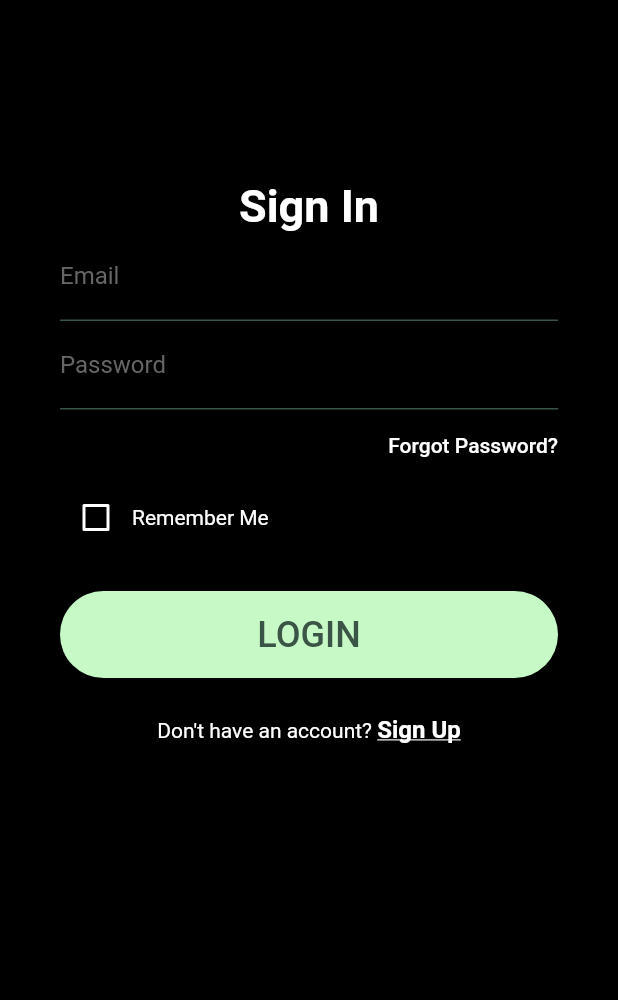
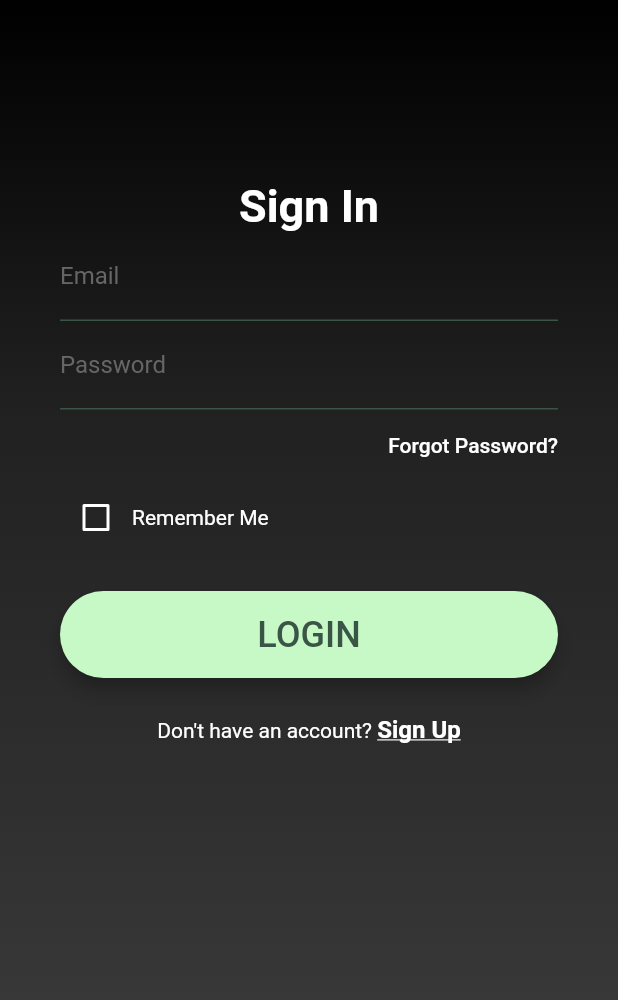
Before and after one commit to martmichals/shopstock, a Flutter app: the screen it shows after launch, on a phone screen of 412 x 824 dp. Shown: the top 1000 px of the screen. Run offline on Flutter 3.47's test engine with Material 2 defaults, Android fonts, the phone set to English and light mode, and no system bars; our stand-ins replace google_maps_flutter; network calls fail.

Commit message:
added background gradient

```diff
--- a/lib/screens/log_in.dart
+++ b/lib/screens/log_in.dart
@@ -29,6 +29,7 @@ class _LoginScreenState extends State<LogIn> {
   Widget build(BuildContext context) {
     return Scaffold(
       body: Container(
+        decoration: backgroundDecoration(),
         height: double.infinity,
         child: SingleChildScrollView(
           physics: AlwaysScrollableScrollPhysics(),
--- a/lib/screens/sign_up.dart
+++ b/lib/screens/sign_up.dart
@@ -29,6 +29,7 @@ class _SignUpScreenState extends State<SignUp> {
   Widget build(BuildContext context) {
     return Scaffold(
       body: Container(
+        decoration: backgroundDecoration(),
         height: double.infinity,
         child: SingleChildScrollView(
           physics: AlwaysScrollableScrollPhysics(),
--- a/lib/theme.dart
+++ b/lib/theme.dart
@@ -39,6 +39,22 @@ final AppTheme = ThemeData(
   ),
   fontFamily: "sans-serif",
 );
+
+BoxDecoration backgroundDecoration() {
+  return BoxDecoration(
+    gradient: LinearGradient(
+        colors: [
+          Colors.black,
+          Colors.grey[900],
+          Colors.grey[850],
+          Colors.grey[800],
+        ],
+        begin: Alignment.topCenter,
+        end: Alignment.bottomCenter,
+        tileMode: TileMode.clamp
+    ),
+  );
+}
 
 class AppButton extends StatelessWidget {
   AppButton({
```
